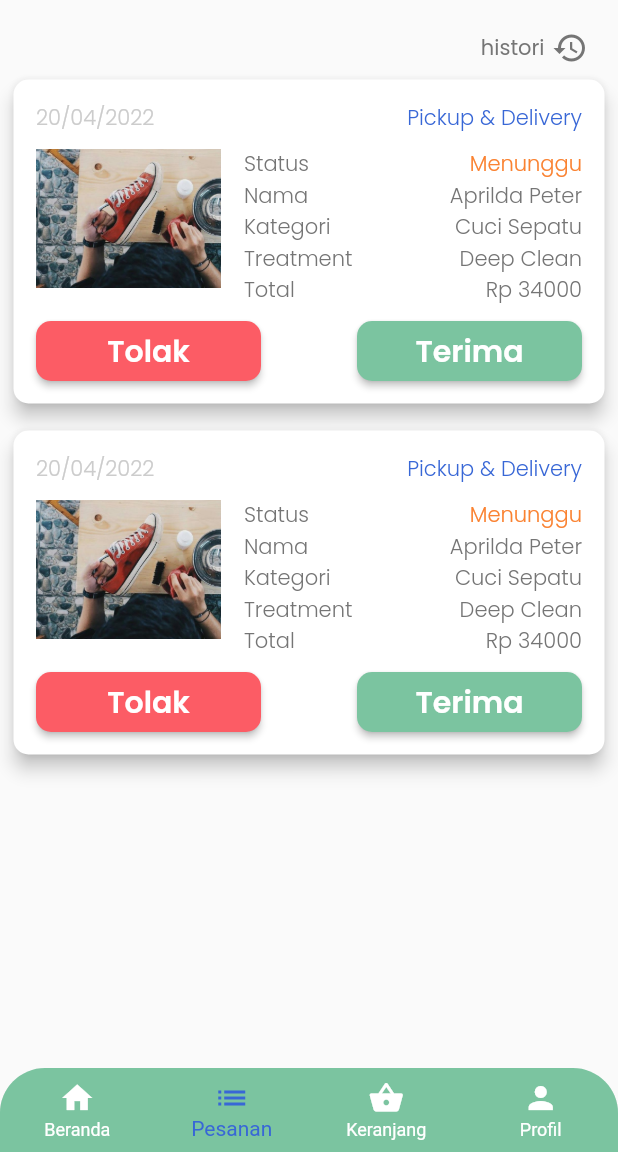
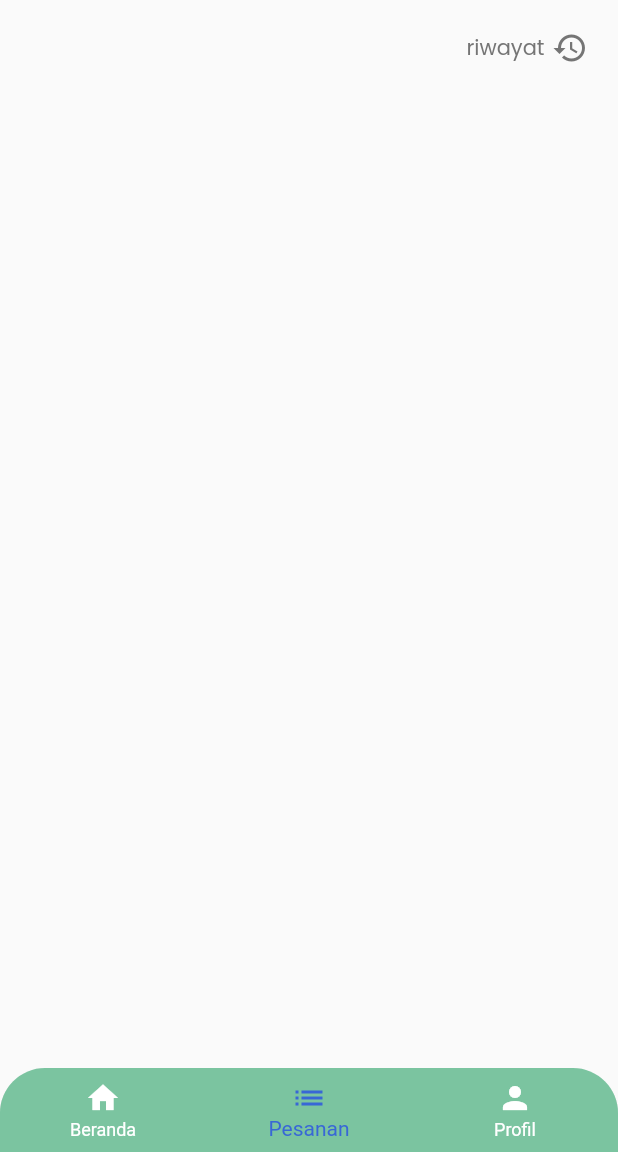
Before and after one commit to aprildapeter/brothshoes, a Flutter app: the MainPageAdmin screen opened by its route, item 2 of the bottom bar chosen, on a phone screen of 412 x 824 dp, the part 84-1236 px from its top. Run offline on Flutter 3.47's test engine with Material 2 defaults, Android fonts, the phone set to English and light mode, and no system bars; our stand-ins replace dotted_line, google_fonts; missing offline and left inert: dart:ffi; accounts and stored records are empty; network calls fail.

Commit message:
updated things

```diff
--- a/lib/pages/admin/main_page.dart
+++ b/lib/pages/admin/main_page.dart
@@ -39,7 +39,6 @@ class _MainPageAdminState extends State<MainPageAdmin> {
           // shape: CircularNotchedRectangle(),
           // notchMargin: 10,
           // clipBehavior: Clip.antiAlias,
-          child: Container(
           child: BottomNavigationBar(
             currentIndex: currentIndex,
             onTap: (value) {
@@ -53,32 +52,23 @@ class _MainPageAdminState extends State<MainPageAdmin> {
             selectedItemColor: secondaryColor,
             items: [
               BottomNavigationBarItem(
-                  icon: Container(
-                      // margin: EdgeInsets.only(top: 10),
-                      child: Icon(Icons.home)),
+                icon: const Icon(Icons.home),
                 label: 'Beranda',
                 backgroundColor: whiteColor,
               ),
-                BottomNavigationBarItem(
-                  icon: Container(
-                      // margin: EdgeInsets.only(top: 10),
-                      child: Icon(Icons.list)),
+              const BottomNavigationBarItem(
+                icon: Icon(Icons.list),
                 label: 'Pesanan',
               ),
-                BottomNavigationBarItem(
-                  icon: Container(
-                      // margin: EdgeInsets.only(top: 10),
-                      child: Icon(Icons.shopping_basket)),
-                  label: 'Keranjang',
-                ),
-                BottomNavigationBarItem(
-                  icon: Container(
-                      // margin: EdgeInsets.only(top: 10),
-                      child: Icon(Icons.person)),
+              // const BottomNavigationBarItem(
+              //   icon: Icon(Icons.shopping_basket),
+              //   label: 'Keranjang',
+              // ),
+              const BottomNavigationBarItem(
+                icon: Icon(Icons.person),
                 label: 'Profil',
               ),
             ],
-            ),
           ),
         ),
       );
@@ -93,9 +83,6 @@ class _MainPageAdminState extends State<MainPageAdmin> {
           return TransaksiHistoriPageAdmin();
           break;
         case 2:
-          return CartPage();
-          break;
-        case 3:
           return ProfilePageAdmin();
           break;
         default:
--- a/lib/pages/admin/transaksi_histori_page.dart
+++ b/lib/pages/admin/transaksi_histori_page.dart
@@ -13,15 +13,15 @@ class TransaksiHistoriPageAdmin extends StatelessWidget {
 
     Widget Histori() {
       return Container(
-        margin: EdgeInsets.only(top: 20, left: 20, right: 20),
+        margin: const EdgeInsets.only(top: 20, left: 20, right: 20, bottom: 10),
         child: Row(
           mainAxisAlignment: MainAxisAlignment.end,
           children: [
             Text(
-              'histori',
+              'riwayat',
               style: secondaryTextStyle,
             ),
-            SizedBox(
+            const SizedBox(
               width: 5,
             ),
             Icon(
@@ -34,12 +34,10 @@ class TransaksiHistoriPageAdmin extends StatelessWidget {
     }
 
     Widget content() {
-      return Container(
-        margin: EdgeInsets.all(5),
-        child: Column(children: [
-          HistoriTransaksiAdminCard(),
-          HistoriTransaksiAdminCard(),
-        ]),
+      return Column(
+        children: transactionProvider.transactions
+            .map((transaction) => HistoriTransaksiAdminCard(transaction))
+            .toList(),
       );
     }
 
@@ -58,7 +56,10 @@ class TransaksiHistoriPageAdmin extends StatelessWidget {
     return Scaffold(
       appBar: header(),
       body: ListView(
-        children: [Histori(), content()],
+        children: [
+          Histori(),
+          content(),
+        ],
       ),
     );
   }
--- a/lib/providers/transaction_provider.dart
+++ b/lib/providers/transaction_provider.dart
@@ -9,7 +9,7 @@ class TransactionProvider with ChangeNotifier {
 
   List<TransactionModel> get transactions => _transactions;
 
-  set products(List<TransactionModel> transactions) {
+  set transactions(List<TransactionModel> transactions) {
     _transactions = transactions;
     notifyListeners();
   }
@@ -19,7 +19,7 @@ class TransactionProvider with ChangeNotifier {
       List<TransactionModel> transactions =
           await TransactionService().getTransaksi(token);
 
-     _transactions = transactions;
+      _transactions = transactions;
       return true;
     } catch (e) {
       print(e);
--- a/lib/widgets/histori_transaksi_admin.dart
+++ b/lib/widgets/histori_transaksi_admin.dart
@@ -1,7 +1,10 @@
+import 'package:brothshoes/models/transaction_model.dart';
 import 'package:flutter/material.dart';
 import 'package:brothshoes/theme.dart';
 
 class HistoriTransaksiAdminCard extends StatelessWidget {
+  TransactionModel transactionModel;
+  HistoriTransaksiAdminCard(this.transactionModel);
 
   @override
   Widget build(BuildContext context) {
@@ -11,23 +14,23 @@ class HistoriTransaksiAdminCard extends StatelessWidget {
         shape: RoundedRectangleBorder(borderRadius: BorderRadius.circular(10)),
         elevation: 5,
         child: Container(
-            margin: EdgeInsets.all(15),
+          margin: const EdgeInsets.all(15),
           child: Column(
             children: [
               Row(
                 mainAxisAlignment: MainAxisAlignment.spaceBetween,
                 children: [
                   Text(
-                      '20/04/2022',
+                    transactionModel.time_pickup_delivery,
                     style: inputTextStyle.copyWith(fontWeight: light),
                   ),
                   Text(
-                      'Pickup & Delivery',
+                    transactionModel.categories_service,
                     style: button2TextStyle.copyWith(fontWeight: light),
                   ),
                 ],
               ),
-                SizedBox(
+              const SizedBox(
                 height: 10,
               ),
               Row(
@@ -37,7 +40,7 @@ class HistoriTransaksiAdminCard extends StatelessWidget {
                     'assets/images/sepatu.jpg',
                     width: MediaQuery.of(context).size.width * 0.3,
                   ),
-                    SizedBox(
+                  const SizedBox(
                     width: 15,
                   ),
                   Expanded(
@@ -52,9 +55,9 @@ class HistoriTransaksiAdminCard extends StatelessWidget {
                                   fontWeight: light),
                             ),
                             Text(
-                                'Menunggu',
-                                style: warningTextStyle.copyWith(
-                                    fontWeight: light),
+                              transactionModel.status,
+                              style:
+                                  warningTextStyle.copyWith(fontWeight: light),
                             ),
                           ],
                         ),
@@ -67,7 +70,7 @@ class HistoriTransaksiAdminCard extends StatelessWidget {
                                   fontWeight: light),
                             ),
                             Text(
-                                'Aprilda Peter',
+                              transactionModel.iduser.toString(),
                               style: secondaryTextStyle.copyWith(
                                   fontWeight: light),
                             ),
@@ -82,7 +85,7 @@ class HistoriTransaksiAdminCard extends StatelessWidget {
                                   fontWeight: light),
                             ),
                             Text(
-                                'Cuci Sepatu',
+                              transactionModel.categories_service,
                               style: secondaryTextStyle.copyWith(
                                   fontWeight: light),
                             ),
@@ -97,7 +100,7 @@ class HistoriTransaksiAdminCard extends StatelessWidget {
                                   fontWeight: light),
                             ),
                             Text(
-                                'Deep Clean',
+                              transactionModel.categories_service,
                               style: secondaryTextStyle.copyWith(
                                   fontWeight: light),
                             ),
@@ -112,7 +115,7 @@ class HistoriTransaksiAdminCard extends StatelessWidget {
                                   fontWeight: light),
                             ),
                             Text(
-                                'Rp 34000',
+                              transactionModel.totalPrice,
                               style: secondaryTextStyle.copyWith(
                                   fontWeight: light),
                             ),
@@ -123,44 +126,48 @@ class HistoriTransaksiAdminCard extends StatelessWidget {
                   ),
                 ],
               ),
-                Row(
-                  mainAxisAlignment: MainAxisAlignment.spaceBetween,
-                  children: [
-                    Container(
-                      width: 150,
-                        margin: EdgeInsets.only(top: 10),
-                        height: 40,
-                        child: ElevatedButton(
-                            style: ElevatedButton.styleFrom(
-                                primary: dangerText,
-                                shape: RoundedRectangleBorder(
-                                    borderRadius: BorderRadius.circular(10))),
-                            onPressed: () {},
-                            child: Text(
-                              'Tolak',
-                              style: whiteTextStyle.copyWith(
-                                  fontSize: 20, fontWeight: semibold),
-                            ))),
-                    Container(
-                      width: 150,
-
-                        margin: EdgeInsets.only(top: 10),
-                        height: 40,
-                        child: ElevatedButton(
-                            style: ElevatedButton.styleFrom(
-                                primary: primaryColor,
-                                shape: RoundedRectangleBorder(
-                                    borderRadius: BorderRadius.circular(10))),
-                            onPressed: () {},
-                            child: Text(
-                              'Terima',
-                              style: whiteTextStyle.copyWith(
-                                  fontSize: 20, fontWeight: semibold),
-                            ))),
+              // Row(
+              //   mainAxisAlignment: MainAxisAlignment.spaceBetween,
+              //   children: [
+              //     Container(
+              //       width: 150,
+              //       margin: const EdgeInsets.only(top: 10),
+              //       height: 40,
+              //       child: ElevatedButton(
+              //         style: ElevatedButton.styleFrom(
+              //             primary: dangerText,
+              //             shape: RoundedRectangleBorder(
+              //                 borderRadius: BorderRadius.circular(10))),
+              //         onPressed: () {},
+              //         child: Text(
+              //           'Tolak',
+              //           style: whiteTextStyle.copyWith(
+              //               fontSize: 20, fontWeight: semibold),
+              //         ),
+              //       ),
+              //     ),
+              //     Container(
+              //       width: 150,
+              //       margin: const EdgeInsets.only(top: 10),
+              //       height: 40,
+              //       child: ElevatedButton(
+              //         style: ElevatedButton.styleFrom(
+              //             primary: primaryColor,
+              //             shape: RoundedRectangleBorder(
+              //                 borderRadius: BorderRadius.circular(10))),
+              //         onPressed: () {},
+              //         child: Text(
+              //           'Terima',
+              //           style: whiteTextStyle.copyWith(
+              //               fontSize: 20, fontWeight: semibold),
+              //         ),
+              //       ),
+              //     ),
+              //   ],
+              // ),
             ],
           ),
-              ],
-            )),
+        ),
       ),
     );
   }
```
Also changed, not shown: lib/pages/admin/home_page.dart (+19 -21 lines), lib/pages/sign_in.dart (+7 -11 lines), lib/widgets/pesanan_tile.dart (+4 -4 lines). Lines whose indentation alone changed are shown as unchanged.
